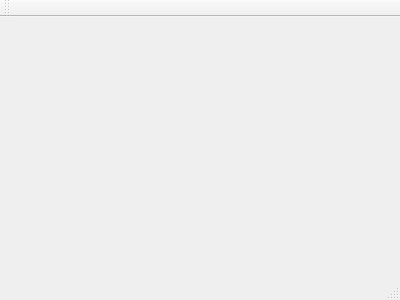
Above: telaprincipal.ui from LucboLuc/Exercicio_Ordenacao before the change. Below: the same form after it.
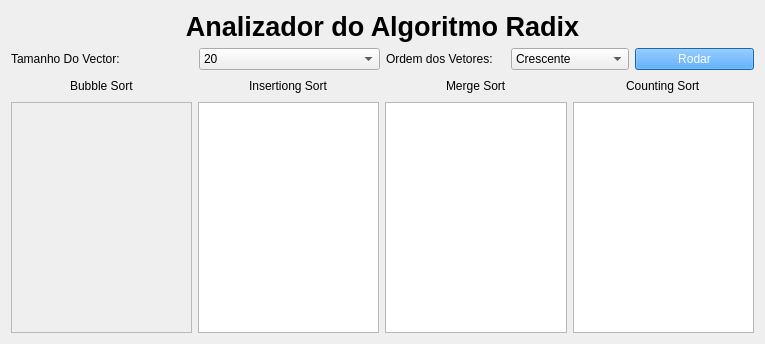
That is the form after the change.

Commit message: Definição da Interface Gráfica

Patch:
```diff
--- a/telaprincipal.ui
+++ b/telaprincipal.ui
@@ -1,24 +1,294 @@
 <ui version="4.0">
  <class>TelaPrincipal</class>
- <widget class="QMainWindow" name="TelaPrincipal" >
-  <property name="geometry" >
+ <widget class="QMainWindow" name="TelaPrincipal">
+  <property name="geometry">
    <rect>
     <x>0</x>
     <y>0</y>
-    <width>400</width>
-    <height>300</height>
+    <width>765</width>
+    <height>344</height>
    </rect>
   </property>
   <property name="windowTitle" >
    <string>TelaPrincipal</string>
   </property>
-  <widget class="QMenuBar" name="menuBar" />
-  <widget class="QToolBar" name="mainToolBar" />
-  <widget class="QWidget" name="centralWidget" />
-  <widget class="QStatusBar" name="statusBar" />
+  <widget class="QWidget" name="centralWidget">
+   <layout class="QHBoxLayout" name="horizontalLayout_9">
+    <item>
+     <layout class="QVBoxLayout" name="verticalLayout_5">
+      <item>
+       <widget class="QLabel" name="label_titulo">
+        <property name="text">
+         <string>&lt;html&gt;&lt;head/&gt;&lt;body&gt;&lt;p align=&quot;center&quot;&gt;&lt;span style=&quot; font-size:20pt; font-weight:600;&quot;&gt;Analizador do Algoritmo Radix&lt;/span&gt;&lt;/p&gt;&lt;/body&gt;&lt;/html&gt;</string>
+        </property>
+       </widget>
+      </item>
+      <item>
+       <layout class="QHBoxLayout" name="horizontalLayout_8">
+        <item>
+         <layout class="QHBoxLayout" name="horizontalLayout">
+          <item>
+           <widget class="QLabel" name="label_TamanhoVector">
+            <property name="text">
+             <string>Tamanho Do Vector: </string>
+            </property>
+           </widget>
+          </item>
+          <item>
+           <widget class="QComboBox" name="comboBox_TamanhoVector">
+            <item>
+             <property name="text">
+              <string>20</string>
+             </property>
+            </item>
+            <item>
+             <property name="text">
+              <string>200</string>
+             </property>
+            </item>
+            <item>
+             <property name="text">
+              <string>2000</string>
+             </property>
+            </item>
+           </widget>
+          </item>
+         </layout>
+        </item>
+        <item>
+         <layout class="QHBoxLayout" name="horizontalLayout_2">
+          <item>
+           <widget class="QLabel" name="label_OrdemVector">
+            <property name="text">
+             <string>Ordem dos Vetores:</string>
+            </property>
+           </widget>
+          </item>
+          <item>
+           <widget class="QComboBox" name="comboBox_OrdemVector">
+            <item>
+             <property name="text">
+              <string>Crescente</string>
+             </property>
+            </item>
+            <item>
+             <property name="text">
+              <string>Decrescente</string>
+             </property>
+            </item>
+            <item>
+             <property name="text">
+              <string>Aleatório</string>
+             </property>
+            </item>
+           </widget>
+          </item>
+          <item>
+           <widget class="QPushButton" name="pushButton_Executador">
+            <property name="styleSheet">
+             <string notr="true">background-color: rgb(30,144,255);
+color: rgb(255, 255, 255);
+font: 75 italic 11pt &quot;Mukti Narrow&quot;;</string>
+            </property>
+            <property name="text">
+             <string>Rodar</string>
+            </property>
+           </widget>
+          </item>
+         </layout>
+        </item>
+       </layout>
+      </item>
+      <item>
+       <layout class="QHBoxLayout" name="horizontalLayout_7">
+        <item>
+         <layout class="QVBoxLayout" name="verticalLayout">
+          <item>
+           <layout class="QHBoxLayout" name="horizontalLayout_3">
+            <item>
+             <spacer name="horizontalSpacer">
+              <property name="orientation">
+               <enum>Qt::Horizontal</enum>
+              </property>
+              <property name="sizeHint" stdset="0">
+               <size>
+                <width>40</width>
+                <height>20</height>
+               </size>
+              </property>
+             </spacer>
+            </item>
+            <item>
+             <widget class="QLabel" name="label_BubbleSort">
+              <property name="text">
+               <string>Bubble Sort</string>
+              </property>
+             </widget>
+            </item>
+            <item>
+             <spacer name="horizontalSpacer_2">
+              <property name="orientation">
+               <enum>Qt::Horizontal</enum>
+              </property>
+              <property name="sizeHint" stdset="0">
+               <size>
+                <width>40</width>
+                <height>20</height>
+               </size>
+              </property>
+             </spacer>
+            </item>
+           </layout>
+          </item>
+          <item>
+           <widget class="QTextEdit" name="textEdit_BubbleSort">
+            <property name="enabled">
+             <bool>false</bool>
+            </property>
+           </widget>
+          </item>
+         </layout>
+        </item>
+        <item>
+         <layout class="QVBoxLayout" name="verticalLayout_2">
+          <item>
+           <layout class="QHBoxLayout" name="horizontalLayout_4">
+            <item>
+             <spacer name="horizontalSpacer_3">
+              <property name="orientation">
+               <enum>Qt::Horizontal</enum>
+              </property>
+              <property name="sizeHint" stdset="0">
+               <size>
+                <width>40</width>
+                <height>20</height>
+               </size>
+              </property>
+             </spacer>
+            </item>
+            <item>
+             <widget class="QLabel" name="label_InsertionSort">
+              <property name="text">
+               <string>Insertiong Sort</string>
+              </property>
+             </widget>
+            </item>
+            <item>
+             <spacer name="horizontalSpacer_4">
+              <property name="orientation">
+               <enum>Qt::Horizontal</enum>
+              </property>
+              <property name="sizeHint" stdset="0">
+               <size>
+                <width>40</width>
+                <height>20</height>
+               </size>
+              </property>
+             </spacer>
+            </item>
+           </layout>
+          </item>
+          <item>
+           <widget class="QTextEdit" name="textEdit_InsertionSort"/>
+          </item>
+         </layout>
+        </item>
+        <item>
+         <layout class="QVBoxLayout" name="verticalLayout_3">
+          <item>
+           <layout class="QHBoxLayout" name="horizontalLayout_5">
+            <item>
+             <spacer name="horizontalSpacer_5">
+              <property name="orientation">
+               <enum>Qt::Horizontal</enum>
+              </property>
+              <property name="sizeHint" stdset="0">
+               <size>
+                <width>40</width>
+                <height>20</height>
+               </size>
+              </property>
+             </spacer>
+            </item>
+            <item>
+             <widget class="QLabel" name="label_MergeSort">
+              <property name="text">
+               <string>Merge Sort</string>
+              </property>
+             </widget>
+            </item>
+            <item>
+             <spacer name="horizontalSpacer_6">
+              <property name="orientation">
+               <enum>Qt::Horizontal</enum>
+              </property>
+              <property name="sizeHint" stdset="0">
+               <size>
+                <width>40</width>
+                <height>20</height>
+               </size>
+              </property>
+             </spacer>
+            </item>
+           </layout>
+          </item>
+          <item>
+           <widget class="QTextEdit" name="textEdit_MergeSort"/>
+          </item>
+         </layout>
+        </item>
+        <item>
+         <layout class="QVBoxLayout" name="verticalLayout_4">
+          <item>
+           <layout class="QHBoxLayout" name="horizontalLayout_6">
+            <item>
+             <spacer name="horizontalSpacer_7">
+              <property name="orientation">
+               <enum>Qt::Horizontal</enum>
+              </property>
+              <property name="sizeHint" stdset="0">
+               <size>
+                <width>40</width>
+                <height>20</height>
+               </size>
+              </property>
+             </spacer>
+            </item>
+            <item>
+             <widget class="QLabel" name="label_CountingSort">
+              <property name="text">
+               <string>Counting Sort</string>
+              </property>
+             </widget>
+            </item>
+            <item>
+             <spacer name="horizontalSpacer_8">
+              <property name="orientation">
+               <enum>Qt::Horizontal</enum>
+              </property>
+              <property name="sizeHint" stdset="0">
+               <size>
+                <width>40</width>
+                <height>20</height>
+               </size>
+              </property>
+             </spacer>
+            </item>
+           </layout>
+          </item>
+          <item>
+           <widget class="QTextEdit" name="textEdit_CountingSort"/>
+          </item>
+         </layout>
+        </item>
+       </layout>
+      </item>
+     </layout>
+    </item>
+   </layout>
+  </widget>
  </widget>
- <layoutDefault spacing="6" margin="11" />
- <pixmapfunction></pixmapfunction>
+ <layoutdefault spacing="6" margin="11"/>
  <resources/>
  <connections/>
 </ui>
```
Left out of the diff: 3 changed lines with no effect on the pictures.
